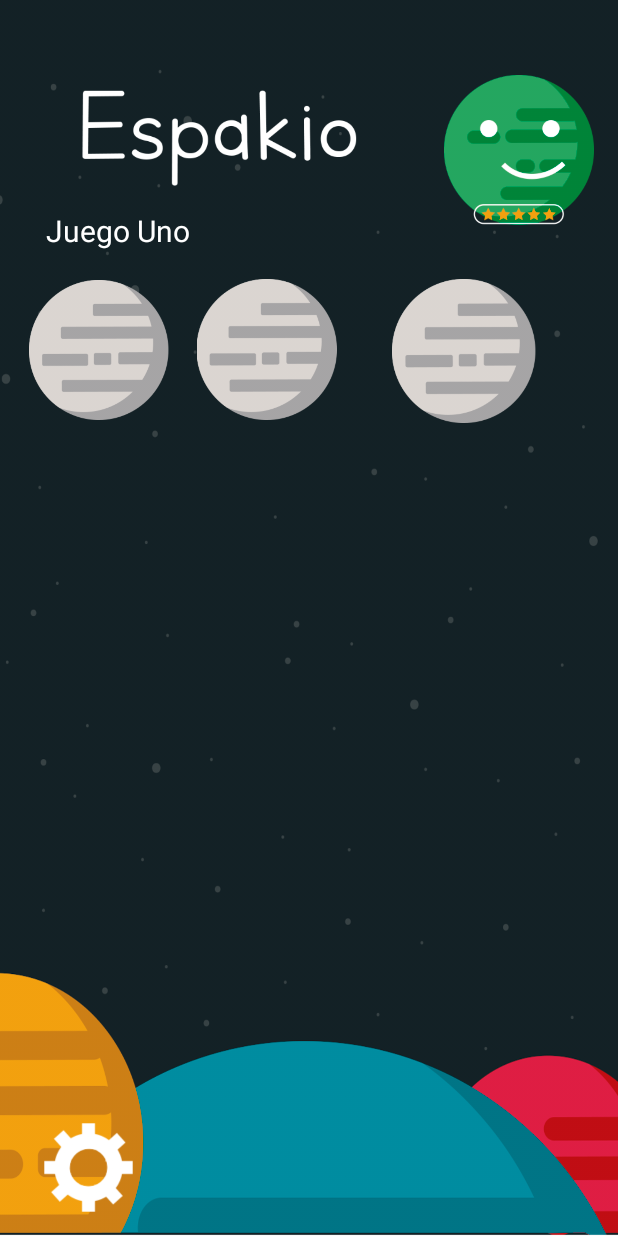
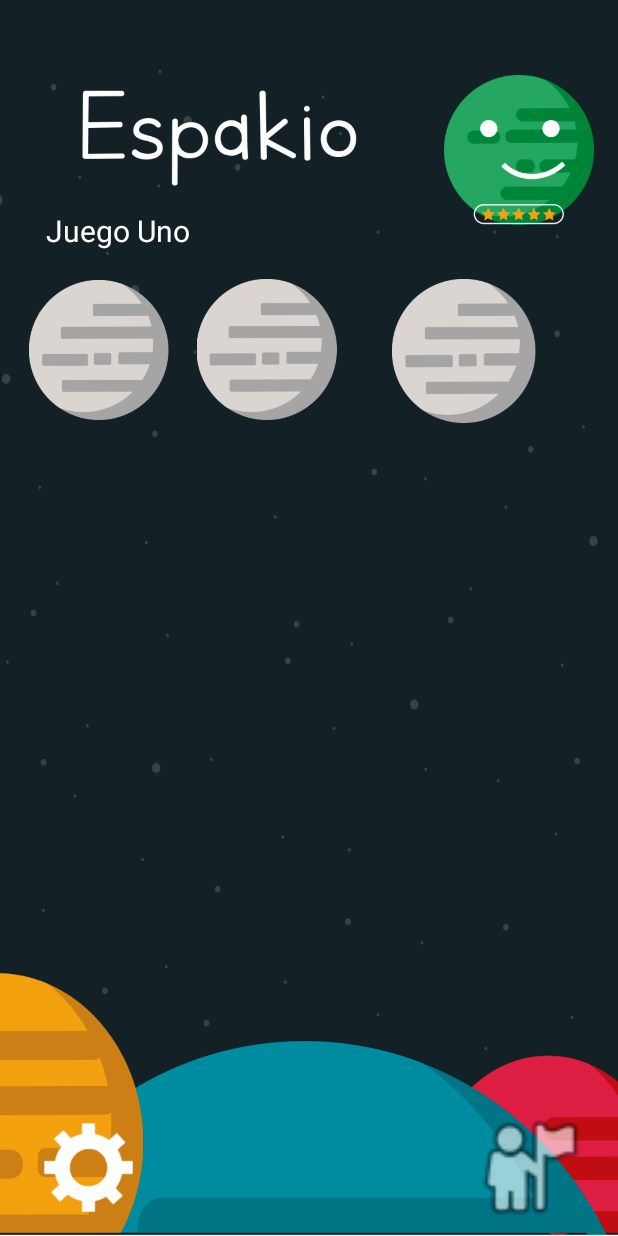
Before and after one commit to EspakioDev/EspakioApp, an Android app: the MenuJuegos screen opened directly, with no data from a screen before it, on a phone screen of 412 x 824 dp. Run offline under Robolectric (Android 15) with nearby library versions, the phone set to English and light mode, and no system bars.

```diff
--- a/app/src/main/java/com/development/espakio/appespakio/activities/MenuJuegos.java
+++ b/app/src/main/java/com/development/espakio/appespakio/activities/MenuJuegos.java
@@ -11,12 +11,13 @@ import android.view.WindowManager;
 import android.widget.Button;
 import android.widget.ImageView;
 
+import com.development.espakio.appespakio.PerfilUsuario;
 import com.development.espakio.appespakio.R;
 
 public class MenuJuegos extends AppCompatActivity implements View.OnClickListener{
 
     private ImageView btnJuegoUno,btnJuegoDos,btnJuegoTres;
-    private Button btnConfig;
+    private Button btnConfig, btnPerfilUsuario;
 
     @Override
     protected void onCreate(Bundle savedInstanceState) {
@@ -29,12 +30,14 @@ public class MenuJuegos extends AppCompatActivity implements View.OnClickListene
         btnJuegoUno = (ImageView) findViewById(R.id.imgJuegoUno);
         btnJuegoDos = (ImageView) findViewById(R.id.imgJuegoDos);
         btnJuegoTres = (ImageView) findViewById(R.id.imgJuegoTres);
-        btnConfig = (Button) findViewById(R.id.btnConfig);
+        btnPerfilUsuario = (Button) findViewById(R.id.btnPerfilUsuario);
+        btnConfig = (Button) findViewById(R.id.btnConfig2);
 
         btnConfig.setOnClickListener(this);
         btnJuegoUno.setOnClickListener(this);
         btnJuegoDos.setOnClickListener(this);
         btnJuegoTres.setOnClickListener(this);
+        btnPerfilUsuario.setOnClickListener(this);
 
         changeStatusBarColor();
     }
@@ -61,10 +64,15 @@ public class MenuJuegos extends AppCompatActivity implements View.OnClickListene
                 startActivity(new Intent(MenuJuegos.this, DescripcionJuego.class));
                 overridePendingTransition(R.anim.zoom_forward_in, R.anim.zoom_forward_out);
                 break;
-            case R.id.btnConfig:
+            case R.id.btnConfig2:
                 startActivity(new Intent(MenuJuegos.this, Configuraciones.class));
                 overridePendingTransition(R.anim.right_in, R.anim.right_out);
                 break;
+            case R.id.btnPerfilUsuario:
+                startActivity(new Intent(MenuJuegos.this, PerfilUsuario.class));
+                overridePendingTransition(R.anim.right_in, R.anim.right_out);
+                break;
+
         }
     }
 }
--- a/app/src/main/res/layout/activity_menu_juegos.xml
+++ b/app/src/main/res/layout/activity_menu_juegos.xml
@@ -21,7 +21,23 @@
         app:srcCompat="@drawable/img_usuario_1" />
 
     <Button
-        android:id="@+id/btnConfig"
+        android:id="@+id/btnPerfilUsuario"
+        android:layout_width="83dp"
+        android:layout_height="83dp"
+        android:layout_marginBottom="4dp"
+        android:layout_marginEnd="8dp"
+        android:layout_marginStart="8dp"
+        android:layout_marginTop="8dp"
+        android:background="@android:drawable/ic_menu_myplaces"
+        app:layout_constraintBottom_toBottomOf="parent"
+        app:layout_constraintEnd_toEndOf="parent"
+        app:layout_constraintHorizontal_bias="0.956"
+        app:layout_constraintStart_toEndOf="@+id/btnConfig2"
+        app:layout_constraintTop_toBottomOf="@+id/imgJuegoTres"
+        app:layout_constraintVertical_bias="1.0" />
+
+    <Button
+        android:id="@+id/btnConfig2"
         android:layout_width="83dp"
         android:layout_height="83dp"
         android:layout_marginBottom="4dp"
--- a/app/src/main/res/layout/activity_nuevo_usuario.xml
+++ b/app/src/main/res/layout/activity_nuevo_usuario.xml
@@ -22,7 +22,7 @@
         app:srcCompat="@drawable/img_planeta_azul" />
 
     <ImageView
-        android:id="@+id/nuevoUsuario_imageView3"
+        android:id="@+id/IvImgUsuario"
         android:layout_width="167dp"
         android:layout_height="163dp"
         android:layout_marginBottom="8dp"
@@ -63,7 +63,7 @@
         android:textColor="@color/Blanco"
         app:layout_constraintEnd_toEndOf="parent"
         app:layout_constraintStart_toStartOf="parent"
-        app:layout_constraintTop_toBottomOf="@+id/nuevoUsuario_imageView3" />
+        app:layout_constraintTop_toBottomOf="@+id/IvImgUsuario" />
 
     <EditText
         android:id="@+id/nuevoUsuario_etxtBirthday"
```
Also changed, not shown: app/src/main/AndroidManifest.xml (+8 -14 lines), app/src/main/java/com/development/espakio/appespakio/ImagenPerfilUsuario.java (added, +32 -0 lines), app/src/main/java/com/development/espakio/appespakio/PerfilUsuario.java (added, +13 -0 lines), app/src/main/java/com/development/espakio/appespakio/activities/NuevoUsuario.java (+14 -0 lines), app/src/main/res/layout/activity_imagen_perfil_usuario.xml (added, +88 -0 lines), app/src/main/res/layout/activity_perfil_usuario.xml (added, +10 -0 lines).
